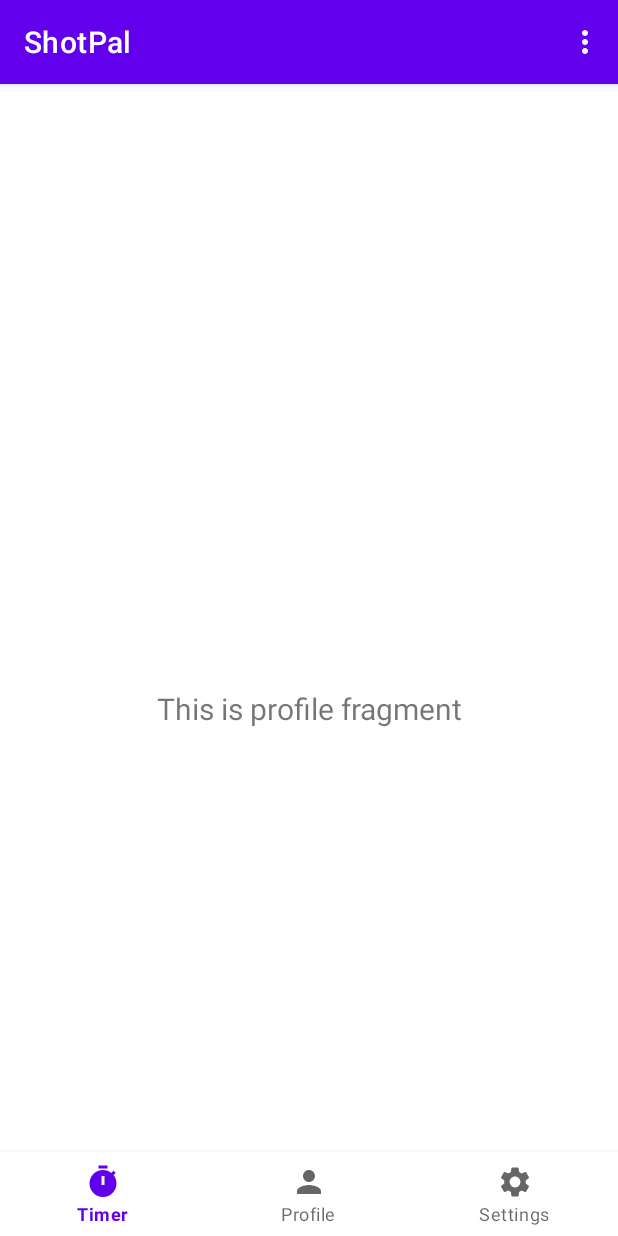
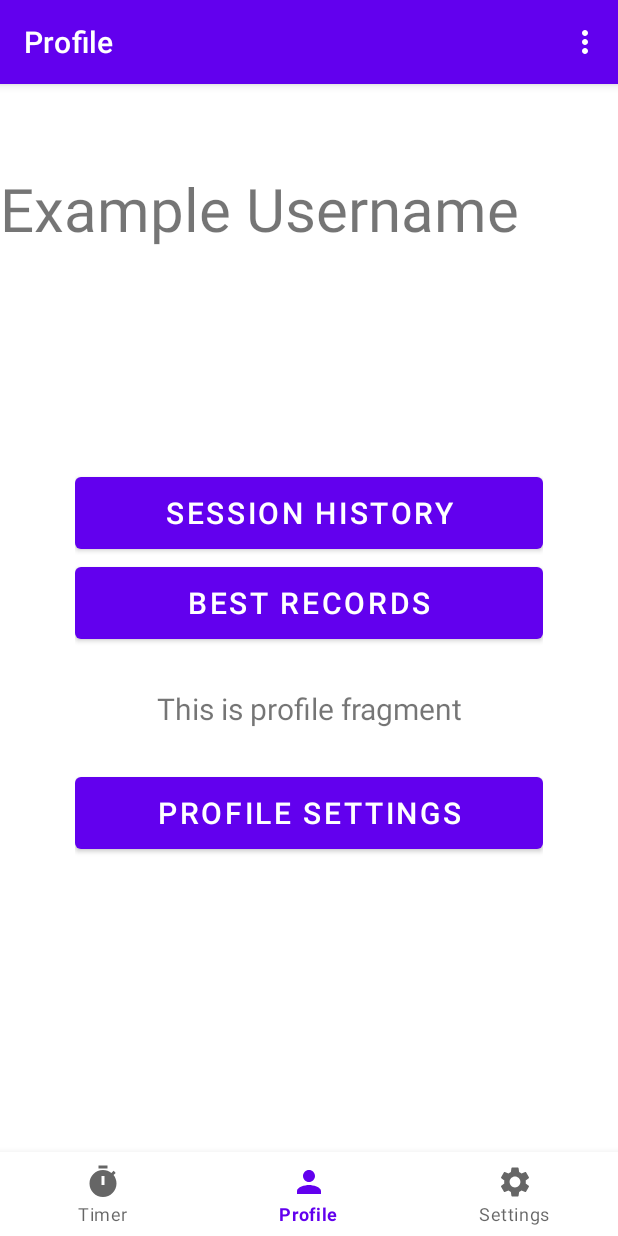
Before and after one commit to ShotPal/ShotPal, an Android app: the ProfileFragment screen opened through its navigation route, on a phone screen of 412 x 824 dp. Run offline under Robolectric (Android 15) with nearby library versions, the phone set to English and light mode, and no system bars; our stand-ins replace navigation-ui.

Commit message:
added profile fragment, fixed app won't start

```diff
--- a/app/src/main/java/com/cs407/shotpal/ui/profile/ProfileFragment.java
+++ b/app/src/main/java/com/cs407/shotpal/ui/profile/ProfileFragment.java
@@ -24,7 +24,7 @@ public class ProfileFragment extends Fragment {
         binding = FragmentProfileBinding.inflate(inflater, container, false);
         View root = binding.getRoot();
 
-        final TextView textView = binding.textDashboard;
+        final TextView textView = binding.textProfile;
         profileViewModel.getText().observe(getViewLifecycleOwner(), textView::setText);
         return root;
     }
--- a/app/src/main/res/layout/activity_main.xml
+++ b/app/src/main/res/layout/activity_main.xml
@@ -1,6 +1,7 @@
 <?xml version="1.0" encoding="utf-8"?>
 <androidx.constraintlayout.widget.ConstraintLayout xmlns:android="http://schemas.android.com/apk/res/android"
     xmlns:app="http://schemas.android.com/apk/res-auto"
+    xmlns:tools="http://schemas.android.com/tools"
     android:id="@+id/container"
     android:layout_width="match_parent"
     android:layout_height="match_parent"
@@ -18,7 +19,7 @@
         app:layout_constraintRight_toRightOf="parent"
         app:menu="@menu/bottom_nav_menu" />
 
-    <androidx.fragment.app.FragmentContainerView
+    <fragment
         android:id="@+id/nav_host_fragment_activity_main"
         android:name="androidx.navigation.fragment.NavHostFragment"
         android:layout_width="match_parent"
@@ -28,6 +29,7 @@
         app:layout_constraintLeft_toLeftOf="parent"
         app:layout_constraintRight_toRightOf="parent"
         app:layout_constraintTop_toTopOf="parent"
-        app:navGraph="@navigation/mobile_navigation" />
+        app:navGraph="@navigation/mobile_navigation"
+        tools:ignore="FragmentTagUsage" />
 
 </androidx.constraintlayout.widget.ConstraintLayout>
--- a/app/src/main/res/layout/fragment_profile.xml
+++ b/app/src/main/res/layout/fragment_profile.xml
@@ -7,7 +7,7 @@
     tools:context=".ui.profile.ProfileFragment">
 
     <TextView
-        android:id="@+id/text_dashboard"
+        android:id="@+id/text_profile"
         android:layout_width="match_parent"
         android:layout_height="wrap_content"
         android:layout_marginStart="8dp"
@@ -19,4 +19,53 @@
         app:layout_constraintEnd_toEndOf="parent"
         app:layout_constraintStart_toStartOf="parent"
         app:layout_constraintTop_toTopOf="parent" />
+
+    <TextView
+        android:layout_width="match_parent"
+        android:layout_height="wrap_content"
+        android:text="@string/example_username"
+        android:textSize="40sp"
+        app:layout_constraintEnd_toEndOf="parent"
+        app:layout_constraintStart_toStartOf="parent"
+        app:layout_constraintTop_toTopOf="parent" />
+
+    <LinearLayout
+        android:layout_width="match_parent"
+        android:layout_height="match_parent"
+        android:layout_marginLeft="50dp"
+        android:layout_marginTop="200dp"
+        android:layout_marginRight="50dp"
+        android:orientation="vertical"
+        app:layout_constraintBottom_toBottomOf="parent"
+        app:layout_constraintEnd_toEndOf="parent"
+        app:layout_constraintStart_toStartOf="parent"
+        app:layout_constraintTop_toTopOf="parent">
+
+        <Button
+            android:id="@+id/button_session_history"
+            android:layout_width="match_parent"
+            android:layout_height="60dp"
+            android:layout_gravity="center"
+            android:text="@string/session_history"
+            android:textSize="20sp" />
+
+        <Button
+            android:id="@+id/button_best_records"
+            android:layout_width="match_parent"
+            android:layout_height="60dp"
+            android:layout_gravity="center"
+            android:text="@string/best_records"
+            android:textSize="20sp" />
+
+        <Button
+            android:id="@+id/button_profile_settings"
+            android:layout_width="match_parent"
+            android:layout_height="60dp"
+            android:layout_gravity="center"
+            android:layout_marginTop="80dp"
+            android:gravity="center"
+            android:text="@string/profile_settings"
+            android:textSize="20sp" />
+    </LinearLayout>
+
 </androidx.constraintlayout.widget.ConstraintLayout>
--- a/app/src/main/res/values/strings.xml
+++ b/app/src/main/res/values/strings.xml
@@ -22,4 +22,8 @@
     <string name="shots_count">Shots Count</string>
     <string name="save">Save</string>
     <string name="share">Share</string>
+    <string name="example_username">Example Username</string>
+    <string name="session_history">Session History</string>
+    <string name="best_records">Best Records</string>
+    <string name="profile_settings">Profile Settings</string>
 </resources>
```
